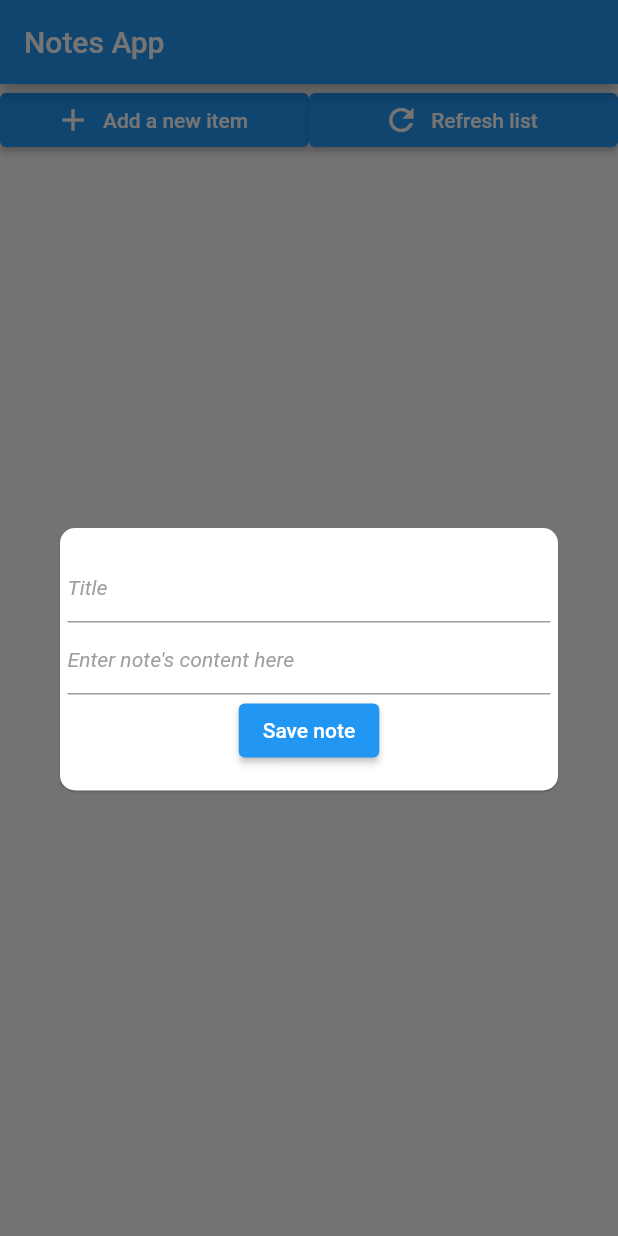
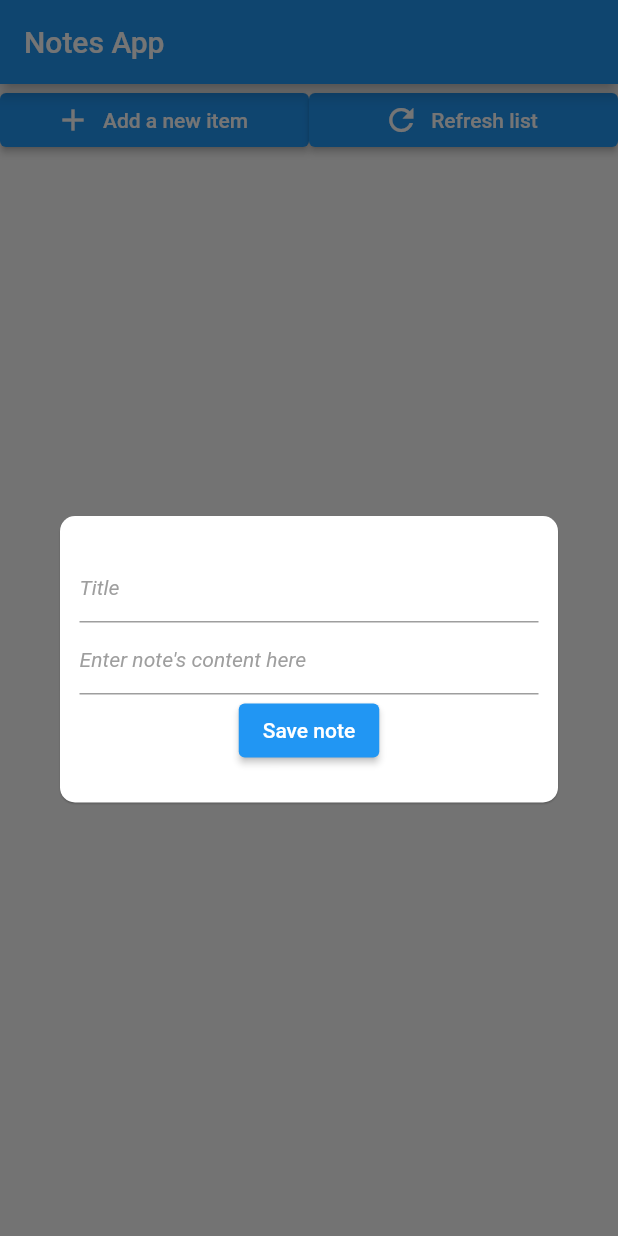
Before and after one commit to akosivis/notes_app, a Flutter app: the screen it shows after launch, after a tap on "Add a new item", on a phone screen of 412 x 824 dp. Run offline on Flutter 3.47's test engine with Material 2 defaults, Android fonts, the phone set to English and light mode, and no system bars; our stand-ins replace awesome_dialog, sqflite; accounts and stored records are empty.

Commit message:
Update note list UX
- Implementation of UX for updating the Note list in main.dart

```diff
--- a/lib/main.dart
+++ b/lib/main.dart
@@ -41,18 +41,18 @@ class NotesApp extends StatefulWidget {
 }
 
 class _NotesAppState extends State<NotesApp> {
-
   final dbHelper = DbHelper.instance;
   final _inputNoteKey = GlobalKey<FormState>();
   final TextEditingController _noteTitleController = TextEditingController();
   final TextEditingController _noteBodyController = TextEditingController();
   List<Note> noteList = [];
+  bool _isLoading = false;
 
   @override
   void initState() {
     // TODO: implement initState
+    super.initState();
     fetchInitialNotes();
-    super.initState();
   }
 
   @override
@@ -81,19 +81,25 @@ class _NotesAppState extends State<NotesApp> {
                   child: ElevatedButton.icon(
                     icon: Icon(Icons.refresh),
                     label: Text("Refresh list"),
-                    onPressed: () {},
+                    onPressed: () async {
+                      noteList = await dbHelper.getAllNotes();
+                      setState(() {});
+                    },
                   ),
                 ),
               ],
             ),
             // for the ListView
             Expanded(
-                child: noteList.isEmpty
+                child: _isLoading
+                    ? (Center(child: Text("Notes are being loaded...")))
+                    : (noteList.isEmpty
                         ? Center(child: Text("You have no notes!"))
                         : ListView.builder(
                             padding: const EdgeInsets.all(8),
                             itemCount: noteList.length,
-                        itemBuilder: (context, index) => createNoteDisplay(noteList[index])))
+                            itemBuilder: (context, index) =>
+                                createNoteDisplay(noteList[index]))))
           ],
         ),
       ),
@@ -105,7 +111,9 @@ class _NotesAppState extends State<NotesApp> {
         context: context,
         animType: AnimType.SCALE,
         dialogType: DialogType.NO_HEADER,
-        body: Center(
+        body: Padding(
+          padding: EdgeInsets.all(8.0),
+          child: Center(
             child: Form(
               key: _inputNoteKey,
               child: Column(
@@ -158,7 +166,8 @@ class _NotesAppState extends State<NotesApp> {
 
                         insertNote(title, content);
                         // close the dialog here
-
+                        _noteBodyController.clear();
+                        _noteTitleController.clear();
                       }
                     },
                     child: Text('Save note'),
@@ -167,11 +176,13 @@ class _NotesAppState extends State<NotesApp> {
               ),
             ),
           ),
+        ),
         title: 'This is Ignored',
         desc: 'This is also Ignored')
       ..show().then((value) {
         _noteBodyController.clear();
         _noteTitleController.clear();
+
       });
   }
 
@@ -187,13 +198,15 @@ class _NotesAppState extends State<NotesApp> {
       // refresh the list here
       noteList = await dbHelper.getAllNotes();
       setState(() {});
-
+    }
   }
 
-  }
-
-  Future<void> fetchInitialNotes() async {
-    noteList = await dbHelper.getAllNotes();
+  void fetchInitialNotes() async {
+    // method here
+    setState(() {
+      _isLoading = true;
+    });
+    _fetchInitialNotesAsync();
   }
 
   createNoteDisplay(Note noteList) {
@@ -205,23 +218,25 @@ class _NotesAppState extends State<NotesApp> {
           child: Column(
             crossAxisAlignment: CrossAxisAlignment.start,
             children: <Widget>[
-                Text(noteList.title,
-                  style: TextStyle(
-                    fontWeight: FontWeight.bold,
-                    fontSize: 16
+              Text(
+                noteList.title,
+                style: TextStyle(fontWeight: FontWeight.bold, fontSize: 16),
               ),
-                ),
-                Text(noteList.content,
-                  style: TextStyle(
-                    fontWeight: FontWeight.normal,
-                    fontSize: 14
-                  ),
+              Text(
+                noteList.content,
+                style: TextStyle(fontWeight: FontWeight.normal, fontSize: 14),
               )
             ],
           ),
         ),
       ),
-      )
-    );
+    ));
+  }
+
+  void _fetchInitialNotesAsync() async {
+    noteList = await dbHelper.getAllNotes();
+    setState(() {
+      _isLoading = false;
+    });
   }
 }
```
Lines whose indentation alone changed are shown as unchanged.
